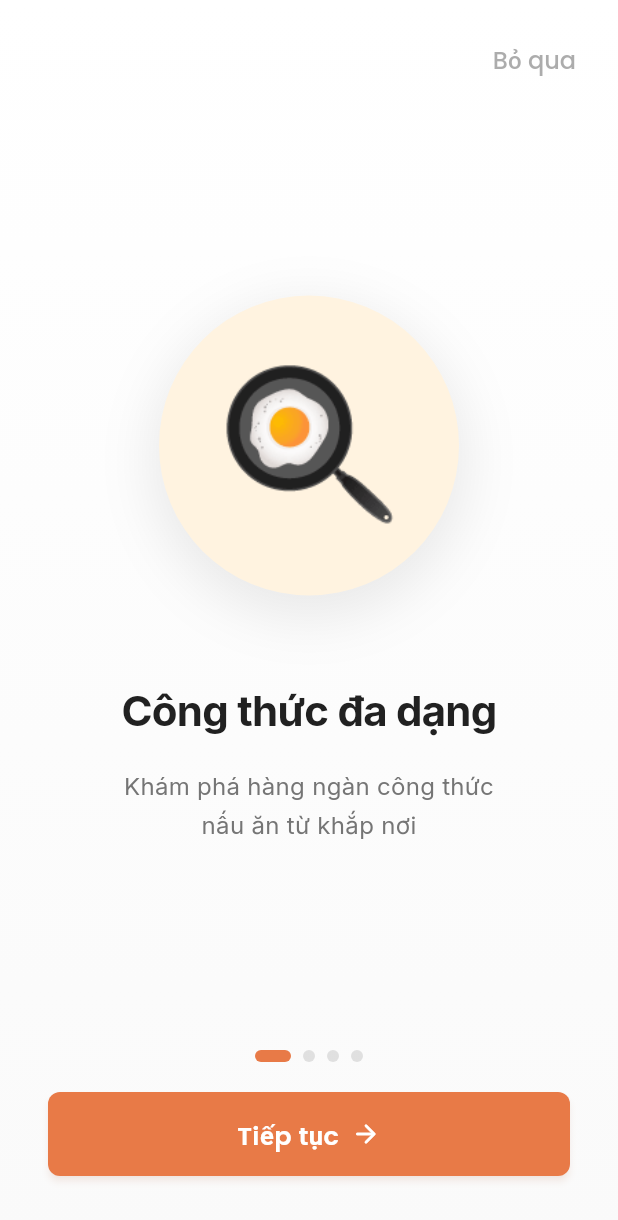
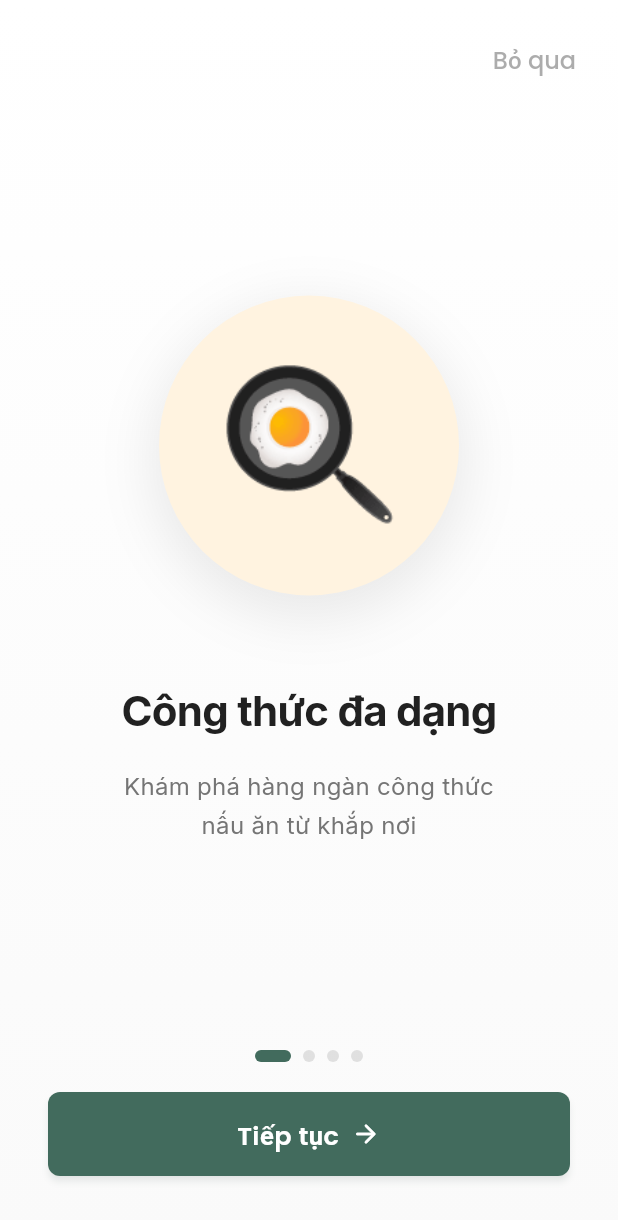
Before and after one commit to Sad3esuy/DA_App_XEMCook, a Flutter app: the screen it shows after launch, on a phone screen of 412 x 824 dp. Shown: the top 1220 px of the screen. Run offline on Flutter 3.47's test engine with Material 3 defaults, Android fonts, the phone set to English and light mode, and no system bars; our stand-ins replace email_validator, google_fonts, google_nav_bar, google_sign_in, image_picker, share_plus and 1 more; accounts and stored records are empty.

Commit message:
update themecolor v1

```diff
--- a/lib/theme/app_theme.dart
+++ b/lib/theme/app_theme.dart
@@ -3,15 +3,15 @@ import 'package:google_fonts/google_fonts.dart';
 
 class AppTheme {
   // Màu sắc chủ đạo
-  static const Color primaryOrange = Color(0xFFE87A47);
-  static const Color secondaryYellow = Color(0xFFFFF4E6);
+  static const Color primaryOrange = Color.fromARGB(255, 66, 107, 93);
+  static const Color secondaryYellow = Color.fromARGB(255, 245, 255, 251);
   static const Color accentGreen = Color(0xFF4A7C59);
   static const Color darkBrown = Color(0xFF5D4037);
-  static const Color lightCream = Color(0xFFFFFBF5);
+  static const Color lightCream = Color.fromARGB(255, 248, 255, 253);
   static const Color textDark = Color(0xFF2C2C2C);
   static const Color textLight = Color(0xFF757575);
   static const Color errorRed = Color(0xFFD32F2F);
-  static const Color successGreen = Color(0xFF388E3C);
+  static const Color successGreen = Color.fromARGB(255, 72, 188, 78);
 
   static ThemeData get lightTheme {
     return ThemeData(
--- a/pubspec.yaml
+++ b/pubspec.yaml
@@ -60,5 +60,5 @@ flutter_launcher_icons:
   android: true
   ios: true
   adaptive_icon_background: "#000000"                      # hoặc ảnh: assets/icons/ic_bg.png
-  adaptive_icon_foreground: "assets/icons/app_icon_v1.jpg"    # phần foreground
-  image_path: "assets/icons/app_icon_v1.jpg"                  # vẫn giữ để iOS dùng
+  adaptive_icon_foreground: "assets/icons/app_icon_v3.jpg"    # phần foreground
+  image_path: "assets/icons/app_icon_v3.jpg"                  # vẫn giữ để iOS dùng
```
Also changed, not shown: lib/main.dart (+20 -17 lines), assets/icons/app_icon_v2.png (added), assets/icons/app_icon_v3.jpg (added), assets/images/app_icon_v2.png (added), 31 other files.
